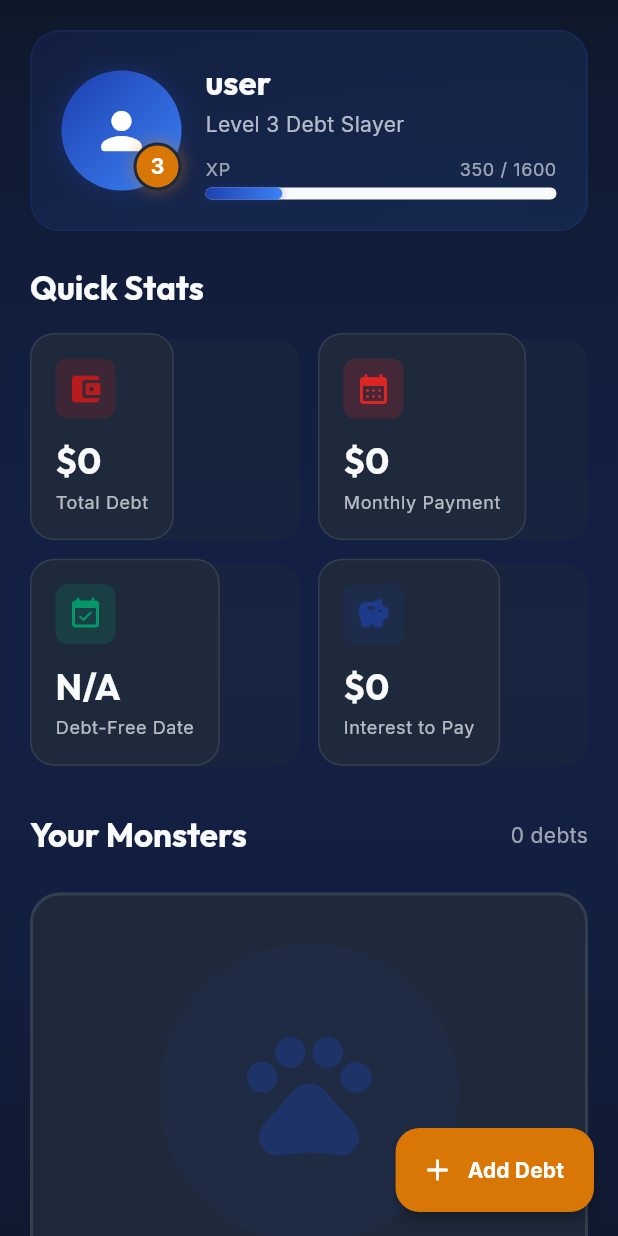
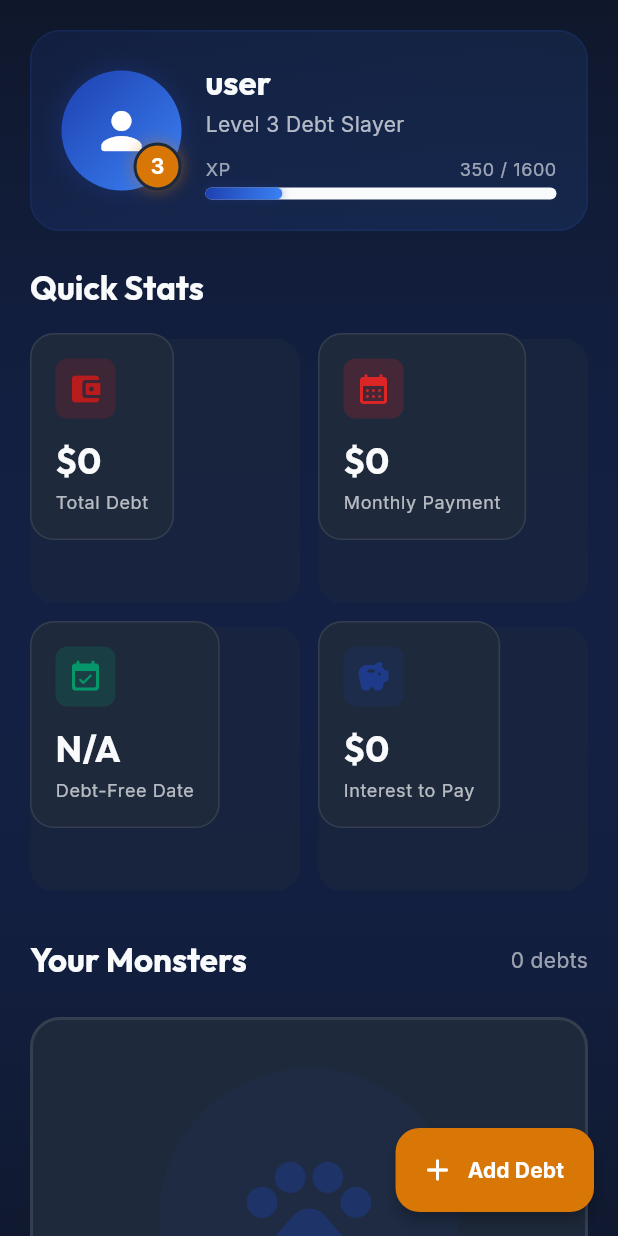
Before and after one commit to fakhrihabb/undebt, a Flutter app: the DashboardScreen screen opened directly, on a phone screen of 412 x 824 dp. Run offline on Flutter 3.47's test engine with Material 3 defaults, Android fonts, the phone set to English and light mode, and no system bars; our stand-ins replace flutter_animate, flutter_dotenv, go_router, google_fonts, hive, hive_flutter and 1 more; accounts and stored records are empty.

Commit message:
fix: equal-sized stat cards and bottom nav overflow

```diff
--- a/lib/features/dashboard/screens/dashboard_screen.dart
+++ b/lib/features/dashboard/screens/dashboard_screen.dart
@@ -38,7 +38,7 @@ class DashboardScreen extends StatelessWidget {
               }
 
               return SingleChildScrollView(
-                padding: const EdgeInsets.all(20),
+                padding: const EdgeInsets.fromLTRB(20, 20, 20, 90), // Extra bottom padding for nav bar
                 child: Column(
                   crossAxisAlignment: CrossAxisAlignment.start,
                   children: [
@@ -70,7 +70,7 @@ class DashboardScreen extends StatelessWidget {
                       physics: const NeverScrollableScrollPhysics(),
                       mainAxisSpacing: 12,
                       crossAxisSpacing: 12,
-                      childAspectRatio: 1.3,
+                      childAspectRatio: 1.0, // Square cards
                       children: const [
                         StatCard(
                           icon: Icons.account_balance_wallet_rounded,
```
